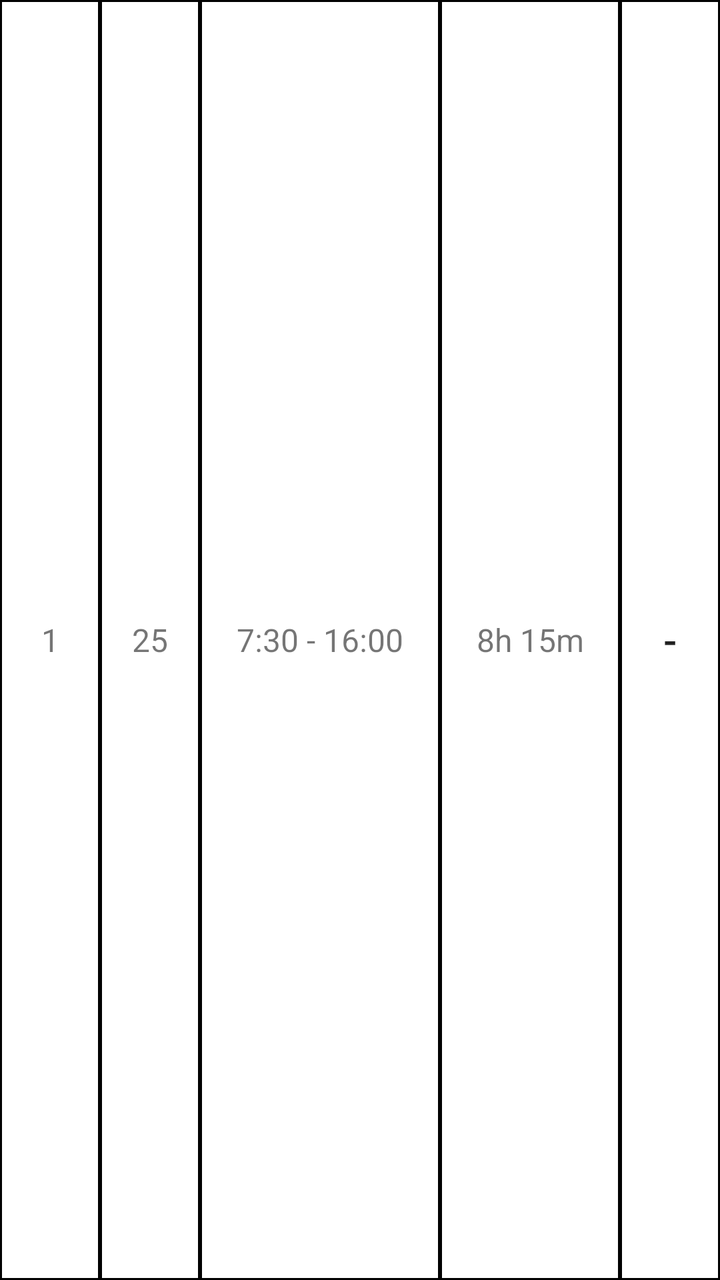
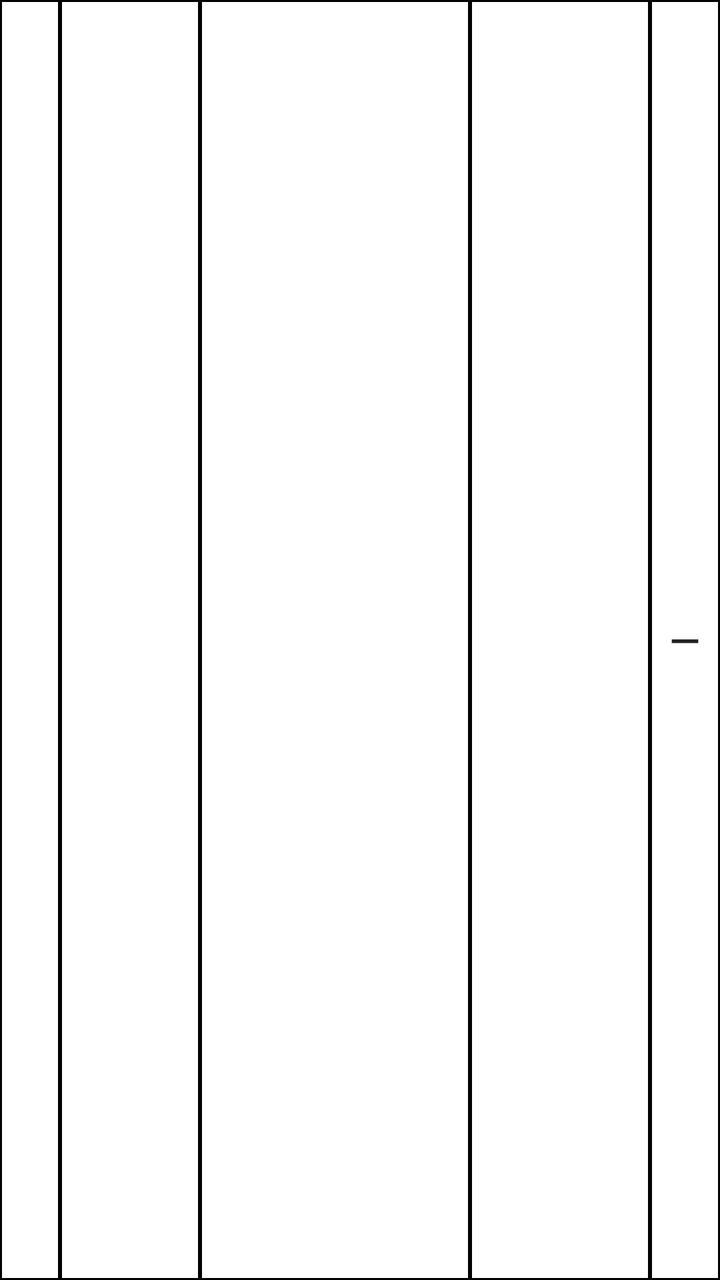

An Android layout rendered at two revisions. The XML below is the earlier revision; the diff shows what the commit changed to produce the second picture.
<!-- AndroidManifest.xml: application theme Theme.WorkLog -->
<!-- res/layout/item_shift.xml -->
<?xml version="1.0" encoding="utf-8"?>
<LinearLayout xmlns:android="http://schemas.android.com/apk/res/android"
    android:layout_width="match_parent"
    android:layout_height="wrap_content"
    android:orientation="horizontal">

    

    <TextView
        android:id="@+id/tvId"
        android:layout_width="50dp"
        android:layout_height="match_parent"
        android:gravity="center"
        android:text="1"
        android:textSize="16sp"
        android:background="@drawable/table_cell_border" />

    

    <TextView
        android:id="@+id/tvDate"
        android:layout_width="50dp"
        android:layout_height="match_parent"
        android:gravity="center"
        android:text="25"
        android:textSize="16sp"
        android:background="@drawable/table_cell_border" />

    

    <TextView
        android:id="@+id/tvShift"
        android:layout_width="0dp"
        android:layout_height="match_parent"
        android:layout_weight="1"
        android:gravity="center"
        android:text="7:30 - 16:00"
        android:textSize="16sp"
        android:background="@drawable/table_cell_border" />

    

    <TextView
        android:id="@+id/tvHours"
        android:layout_width="90dp"
        android:layout_height="match_parent"
        android:gravity="center"
        android:text="8h 15m"
        android:textSize="16sp"
        android:background="@drawable/table_cell_border" />

    

    <Button
        android:id="@+id/btnDelete"
        android:layout_width="50dp"
        android:layout_height="match_parent"
        android:text="-"
        android:textSize="20sp"
        android:background="@drawable/table_cell_border" />

</LinearLayout>
<!-- resources referenced by this layout -->
<resources>
  <!-- drawable table_cell_border (drawable) -->
  <?xml version="1.0" encoding="utf-8"?>
  <shape xmlns:android="http://schemas.android.com/apk/res/android">
  
      <solid android:color="@android:color/white" />
  
      <stroke
          android:width="1dp"
          android:color="@android:color/black" />
  
  </shape>
  <style name="Theme.WorkLog" parent="Theme.MaterialComponents.DayNight.NoActionBar" />
</resources>

<!-- the commit's change to res/layout/item_shift.xml (unified diff, before → after) -->
@@ -8,10 +8,9 @@
 
     <TextView
         android:id="@+id/tvId"
-        android:layout_width="50dp"
+        android:layout_width="30dp"
         android:layout_height="match_parent"
         android:gravity="center"
-        android:text="1"
         android:textSize="16sp"
         android:background="@drawable/table_cell_border" />
 
@@ -19,10 +18,9 @@
 
     <TextView
         android:id="@+id/tvDate"
-        android:layout_width="50dp"
+        android:layout_width="70dp"
         android:layout_height="match_parent"
         android:gravity="center"
-        android:text="25"
         android:textSize="16sp"
         android:background="@drawable/table_cell_border" />
 
@@ -34,7 +32,6 @@
         android:layout_height="match_parent"
         android:layout_weight="1"
         android:gravity="center"
-        android:text="7:30 - 16:00"
         android:textSize="16sp"
         android:background="@drawable/table_cell_border" />
 
@@ -45,7 +42,6 @@
         android:layout_width="90dp"
         android:layout_height="match_parent"
         android:gravity="center"
-        android:text="8h 15m"
         android:textSize="16sp"
         android:background="@drawable/table_cell_border" />
 
@@ -53,9 +49,9 @@
 
     <Button
         android:id="@+id/btnDelete"
-        android:layout_width="50dp"
+        android:layout_width="35dp"
         android:layout_height="match_parent"
-        android:text="-"
+        android:text="—"
         android:textSize="20sp"
         android:background="@drawable/table_cell_border" />
 
